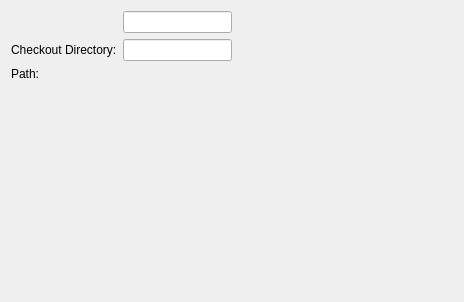
Old version of the form src/plugins/vcsbase/basecheckoutwizardpage.ui in the repository qt-creator/qt-creator.
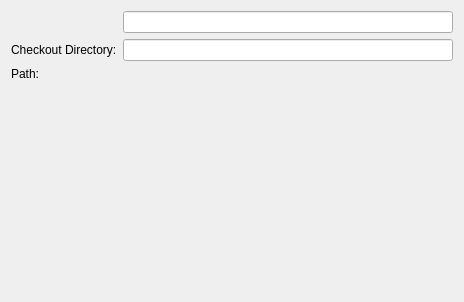
New version of the form. Custom widgets are drawn as their Qt base class.

What changed in the file:
```diff
--- a/src/plugins/vcsbase/basecheckoutwizardpage.ui
+++ b/src/plugins/vcsbase/basecheckoutwizardpage.ui
@@ -44,19 +44,6 @@
      </item>
     </layout>
    </item>
-   <item>
-    <spacer name="horizontalSpacer">
-     <property name="orientation">
-      <enum>Qt::Horizontal</enum>
-     </property>
-     <property name="sizeHint" stdset="0">
-      <size>
-       <width>40</width>
-       <height>20</height>
-      </size>
-     </property>
-    </spacer>
-   </item>
   </layout>
  </widget>
  <customwidgets>
```
